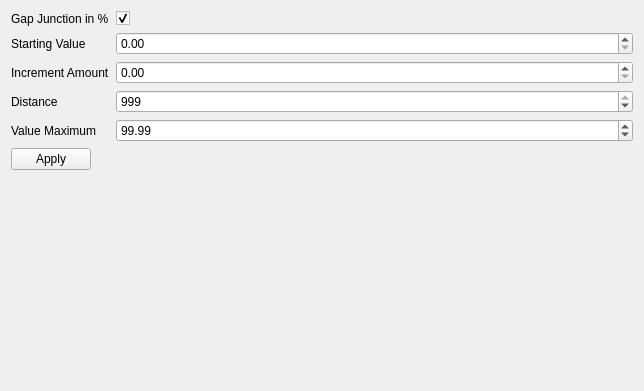
Before: the Qt Designer form GridEditor/conductivityeditor.ui in hundlab/LongQt, drawn with Qt 5.
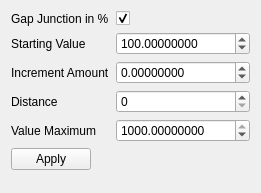
After: the same form once the commit is applied.

```diff
--- a/GridEditor/conductivityeditor.ui
+++ b/GridEditor/conductivityeditor.ui
@@ -6,8 +6,8 @@
    <rect>
     <x>0</x>
     <y>0</y>
-    <width>644</width>
-    <height>391</height>
+    <width>261</width>
+    <height>193</height>
    </rect>
   </property>
   <property name="windowTitle">
@@ -25,7 +25,17 @@
     </widget>
    </item>
    <item row="2" column="1">
-    <widget class="QDoubleSpinBox" name="startingValueDoubleSpinBox"/>
+    <widget class="QDoubleSpinBox" name="startingValueDoubleSpinBox">
+     <property name="decimals">
+      <number>8</number>
+     </property>
+     <property name="maximum">
+      <double>1000.000000000000000</double>
+     </property>
+     <property name="value">
+      <double>100.000000000000000</double>
+     </property>
+    </widget>
    </item>
    <item row="3" column="0">
     <widget class="QLabel" name="incrementAmountLabel">
@@ -35,7 +45,17 @@
     </widget>
    </item>
    <item row="3" column="1">
-    <widget class="QDoubleSpinBox" name="incrementAmountDoubleSpinBox"/>
+    <widget class="QDoubleSpinBox" name="incrementAmountDoubleSpinBox">
+     <property name="decimals">
+      <number>8</number>
+     </property>
+     <property name="minimum">
+      <double>-1000.000000000000000</double>
+     </property>
+     <property name="maximum">
+      <double>1000.000000000000000</double>
+     </property>
+    </widget>
    </item>
    <item row="4" column="0">
     <widget class="QLabel" name="distanceLabel">
@@ -53,7 +73,7 @@
       <number>999</number>
      </property>
      <property name="value">
-      <number>999</number>
+      <number>0</number>
      </property>
     </widget>
    </item>
@@ -69,11 +89,14 @@
    </item>
    <item row="5" column="1">
     <widget class="QDoubleSpinBox" name="valueMaximumDoubleSpinBox">
+     <property name="decimals">
+      <number>8</number>
+     </property>
      <property name="maximum">
-      <double>100.000000000000000</double>
+      <double>1000.000000000000000</double>
      </property>
      <property name="value">
-      <double>99.989999999999995</double>
+      <double>1000.000000000000000</double>
      </property>
     </widget>
    </item>
```
